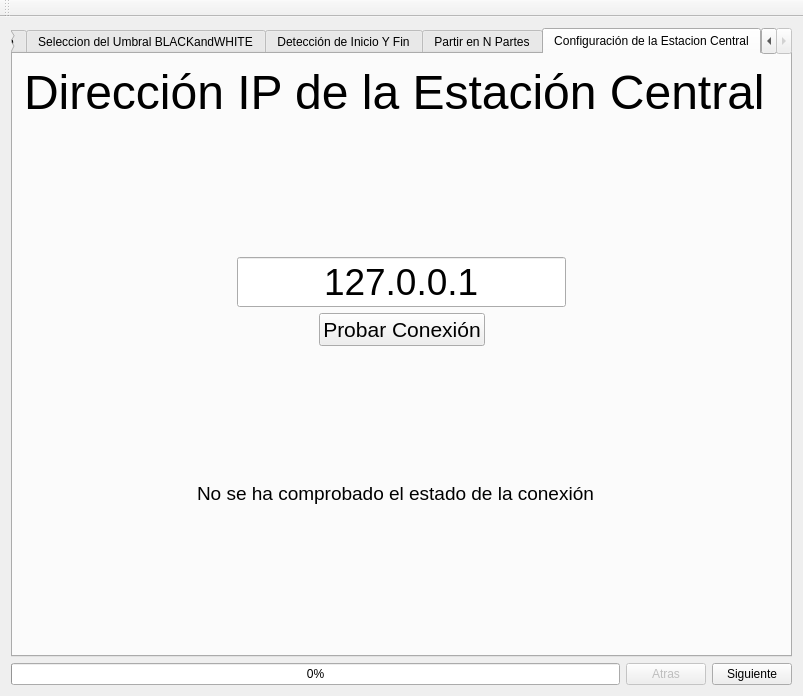
Old version of the form ventanaprincipal.ui in the repository dianjuar/ModuloVisionArtifiical_ACO.
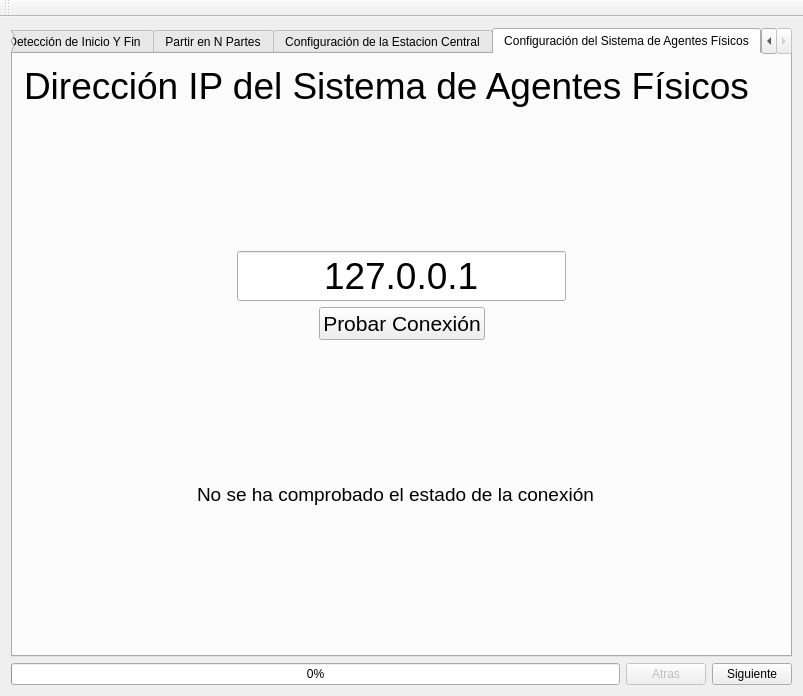
New version of the form. The open tabs and pages were chosen to show the change. Icons and pictures are not drawn.

Commit message: fase conexion con estación central

Patch:
```diff
--- a/ventanaprincipal.ui
+++ b/ventanaprincipal.ui
@@ -2068,6 +2068,232 @@
         </item>
        </layout>
       </widget>
+      <widget class="QWidget" name="tab_7">
+       <attribute name="title">
+        <string>Configuración del Sistema de Agentes Físicos</string>
+       </attribute>
+       <layout class="QVBoxLayout" name="verticalLayout_22">
+        <item>
+         <widget class="QLabel" name="label_67">
+          <property name="font">
+           <font>
+            <family>Ubuntu</family>
+            <pointsize>28</pointsize>
+            <weight>50</weight>
+            <italic>false</italic>
+            <bold>false</bold>
+           </font>
+          </property>
+          <property name="text">
+           <string>Dirección IP del Sistema de Agentes Físicos</string>
+          </property>
+          <property name="textFormat">
+           <enum>Qt::AutoText</enum>
+          </property>
+          <property name="scaledContents">
+           <bool>false</bool>
+          </property>
+          <property name="alignment">
+           <set>Qt::AlignLeading|Qt::AlignLeft|Qt::AlignTop</set>
+          </property>
+         </widget>
+        </item>
+        <item>
+         <spacer name="verticalSpacer_81">
+          <property name="orientation">
+           <enum>Qt::Vertical</enum>
+          </property>
+          <property name="sizeHint" stdset="0">
+           <size>
+            <width>20</width>
+            <height>40</height>
+           </size>
+          </property>
+         </spacer>
+        </item>
+        <item>
+         <layout class="QHBoxLayout" name="horizontalLayout_60">
+          <item>
+           <spacer name="horizontalSpacer_57">
+            <property name="orientation">
+             <enum>Qt::Horizontal</enum>
+            </property>
+            <property name="sizeHint" stdset="0">
+             <size>
+              <width>40</width>
+              <height>20</height>
+             </size>
+            </property>
+           </spacer>
+          </item>
+          <item>
+           <widget class="QLineEdit" name="lineEdit_setverDir_F5_3">
+            <property name="font">
+             <font>
+              <family>Ubuntu</family>
+              <pointsize>28</pointsize>
+              <weight>50</weight>
+              <bold>false</bold>
+              <stylestrategy>PreferDefault</stylestrategy>
+              <kerning>true</kerning>
+             </font>
+            </property>
+            <property name="layoutDirection">
+             <enum>Qt::LeftToRight</enum>
+            </property>
+            <property name="text">
+             <string>127.0.0.1</string>
+            </property>
+            <property name="echoMode">
+             <enum>QLineEdit::Normal</enum>
+            </property>
+            <property name="alignment">
+             <set>Qt::AlignCenter</set>
+            </property>
+            <property name="dragEnabled">
+             <bool>false</bool>
+            </property>
+           </widget>
+          </item>
+          <item>
+           <spacer name="horizontalSpacer_58">
+            <property name="orientation">
+             <enum>Qt::Horizontal</enum>
+            </property>
+            <property name="sizeHint" stdset="0">
+             <size>
+              <width>40</width>
+              <height>20</height>
+             </size>
+            </property>
+           </spacer>
+          </item>
+         </layout>
+        </item>
+        <item>
+         <layout class="QHBoxLayout" name="horizontalLayout_61">
+          <item>
+           <spacer name="horizontalSpacer_59">
+            <property name="orientation">
+             <enum>Qt::Horizontal</enum>
+            </property>
+            <property name="sizeHint" stdset="0">
+             <size>
+              <width>40</width>
+              <height>20</height>
+             </size>
+            </property>
+           </spacer>
+          </item>
+          <item>
+           <widget class="QPushButton" name="pushButton_ProbarConexion_sisAgenFisicos">
+            <property name="font">
+             <font>
+              <family>Ubuntu</family>
+              <pointsize>16</pointsize>
+             </font>
+            </property>
+            <property name="text">
+             <string>Probar Conexión</string>
+            </property>
+           </widget>
+          </item>
+          <item>
+           <spacer name="horizontalSpacer_60">
+            <property name="orientation">
+             <enum>Qt::Horizontal</enum>
+            </property>
+            <property name="sizeHint" stdset="0">
+             <size>
+              <width>40</width>
+              <height>20</height>
+             </size>
+            </property>
+           </spacer>
+          </item>
+         </layout>
+        </item>
+        <item>
+         <spacer name="verticalSpacer_79">
+          <property name="orientation">
+           <enum>Qt::Vertical</enum>
+          </property>
+          <property name="sizeHint" stdset="0">
+           <size>
+            <width>20</width>
+            <height>114</height>
+           </size>
+          </property>
+         </spacer>
+        </item>
+        <item>
+         <layout class="QHBoxLayout" name="horizontalLayout_62">
+          <item>
+           <spacer name="horizontalSpacer_61">
+            <property name="orientation">
+             <enum>Qt::Horizontal</enum>
+            </property>
+            <property name="sizeHint" stdset="0">
+             <size>
+              <width>40</width>
+              <height>20</height>
+             </size>
+            </property>
+           </spacer>
+          </item>
+          <item>
+           <widget class="QLabel" name="label_error_F5_3">
+            <property name="font">
+             <font>
+              <family>Ubuntu</family>
+              <pointsize>14</pointsize>
+             </font>
+            </property>
+            <property name="text">
+             <string>No se ha comprobado el estado de la conexión</string>
+            </property>
+           </widget>
+          </item>
+          <item>
+           <widget class="QLabel" name="label_connectionTest_F5_3">
+            <property name="text">
+             <string/>
+            </property>
+            <property name="pixmap">
+             <pixmap>../ModuloDeVisionArtificial_1_1+GIT-build-desktop-Qt_4_8_1_in_PATH__System__Release/media/TestConnection/Bad.png</pixmap>
+            </property>
+           </widget>
+          </item>
+          <item>
+           <spacer name="horizontalSpacer_62">
+            <property name="orientation">
+             <enum>Qt::Horizontal</enum>
+            </property>
+            <property name="sizeHint" stdset="0">
+             <size>
+              <width>37</width>
+              <height>17</height>
+             </size>
+            </property>
+           </spacer>
+          </item>
+         </layout>
+        </item>
+        <item>
+         <spacer name="verticalSpacer_80">
+          <property name="orientation">
+           <enum>Qt::Vertical</enum>
+          </property>
+          <property name="sizeHint" stdset="0">
+           <size>
+            <width>20</width>
+            <height>40</height>
+           </size>
+          </property>
+         </spacer>
+        </item>
+       </layout>
+      </widget>
      </widget>
     </item>
     <item>
```
Left out of the diff: 4 changed lines with no effect on the pictures.
